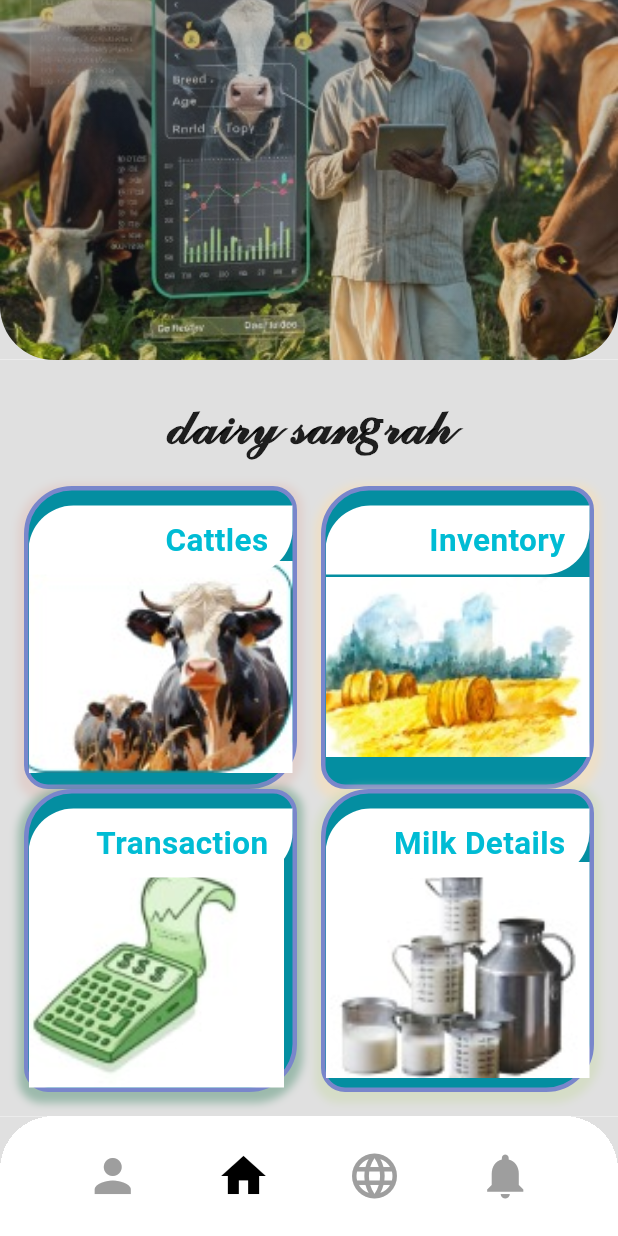
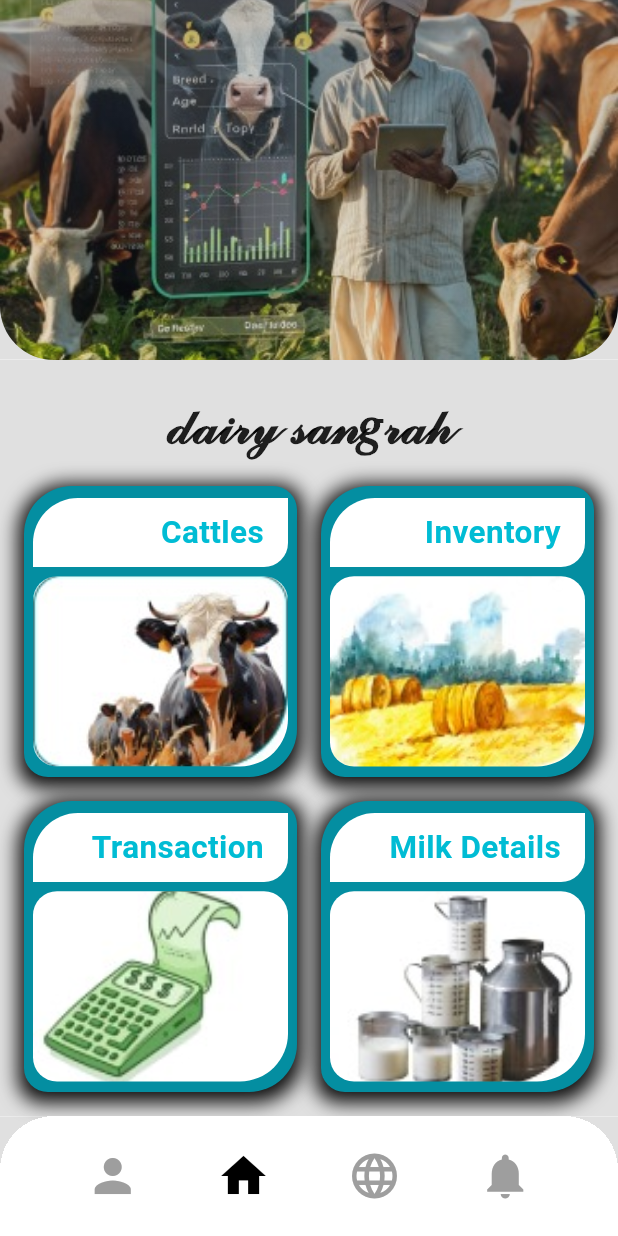
Before and after one commit to AnshTyagi007/Dairy-Sangrah-App, a Flutter app: the screen it shows once a user with an empty profile is signed in, on a phone screen of 412 x 824 dp. Run offline on Flutter 3.47's test engine with Material 3 defaults, Android fonts, the phone set to English and light mode, and no system bars; our stand-ins replace cloud_firestore, firebase_auth, firebase_core, firebase_messaging, flutter_local_notifications, get; missing offline and left inert: email_otp; accounts and stored records are empty.

Commit message:
homepage UI fixed

```diff
--- a/lib/screens/home/homepage.dart
+++ b/lib/screens/home/homepage.dart
@@ -163,6 +163,9 @@ class _HomePageState extends State<HomePage> {
                 ],
               ),
             ),
+            const SizedBox(
+              height: 16,
+            ),
             Expanded(
               child: Row(
                 mainAxisAlignment: MainAxisAlignment.spaceEvenly,
@@ -216,10 +219,6 @@ class _HomePageState extends State<HomePage> {
         height: MediaQuery.of(context).size.height * 0.25, // Keep container size the same
         decoration: BoxDecoration(
           color: const Color.fromRGBO(4, 142, 161, 1.0),
-          border: Border.all(
-            color: Colors.indigo.shade300,
-            width: 3,
-          ),
           borderRadius: const BorderRadius.only(
             topLeft: Radius.circular(32),
             topRight: Radius.circular(16),
@@ -228,34 +227,32 @@ class _HomePageState extends State<HomePage> {
           ),
           boxShadow: [
             BoxShadow(
-              color: containerColor.withOpacity(0.5),
+              color: Color.fromRGBO(14, 14, 14, 13),
               spreadRadius: 4,
-              blurRadius: 4,
+              blurRadius: 10,
               offset: const Offset(0, 3),
             ),
           ],
         ),
         child: Stack(
           children: [
-            ClipPath(
-              clipper: ArcClipper(),
-              child: Container(
-                color: containerColor,
-                width: double.infinity,
-                height: double.infinity,
-                padding: const EdgeInsets.only(bottom: 40, right: 20),
-              ),
-            ),
-            Positioned(
-              bottom: 0,
-              right: 0,
-              child: ClipRRect(
-                borderRadius: BorderRadius.zero, // No circular clip
-                child: Image.asset(
-                  imageUrl,
-                  width: MediaQuery.of(context).size.width * 0.45, // Increased image size
-                  height: MediaQuery.of(context).size.width * 0.38, // Increased image size
-                  fit: BoxFit.contain, // Ensures the image fits well without overflowing
+            Align(
+              alignment: Alignment.bottomCenter,
+              child: Padding(
+                padding: const EdgeInsets.symmetric(vertical: 7, horizontal: 6),
+                child: ClipRRect(
+                  borderRadius: const BorderRadius.only(
+                      bottomRight: Radius.circular(32),
+                      topRight: Radius.circular(16),
+                      bottomLeft: Radius.circular(16),
+                      topLeft: Radius.circular(16),
+                  ),
+                  child: Image.asset(
+                    imageUrl,
+                    width: MediaQuery.of(context).size.width, // Increased image size
+                    height: MediaQuery.of(context).size.height * 0.154, // Increased image size
+                    fit: BoxFit.cover, // Ensures the image fits well without overflowing
+                  ),
                 ),
               ),
             ),
@@ -264,16 +261,14 @@ class _HomePageState extends State<HomePage> {
               left: 0,
               right: 0,
               child: Container(
-                margin: const EdgeInsets.fromLTRB(0, 10, 0, 0),
+                margin: const EdgeInsets.fromLTRB(6, 8, 6, 0),
                 padding:
                 const EdgeInsets.symmetric(horizontal: 16, vertical: 8),
-                decoration: BoxDecoration(
+                decoration: const BoxDecoration(
                   color: Colors.white,
-                  borderRadius: const BorderRadius.only(
+                  borderRadius: BorderRadius.only(
                     topLeft: Radius.circular(30),
-                    topRight: Radius.circular(0),
-                    bottomLeft: Radius.circular(0),
-                    bottomRight: Radius.circular(30),
+                    bottomRight: Radius.circular(16),
                   ),
                 ),
                 child: Text(
@@ -295,19 +290,3 @@ class _HomePageState extends State<HomePage> {
     );
   }
 }
-
-class ArcClipper extends CustomClipper<Path> {
-  @override
-  Path getClip(Size size) {
-    var path = Path();
-    path.moveTo(size.width, size.height * 0.8);
-    path.lineTo(size.width * 0.8, size.height);
-    path.close();
-    return path;
-  }
-
-  @override
-  bool shouldReclip(covariant CustomClipper<Path> oldClipper) {
-    return false;
-  }
-}
```
